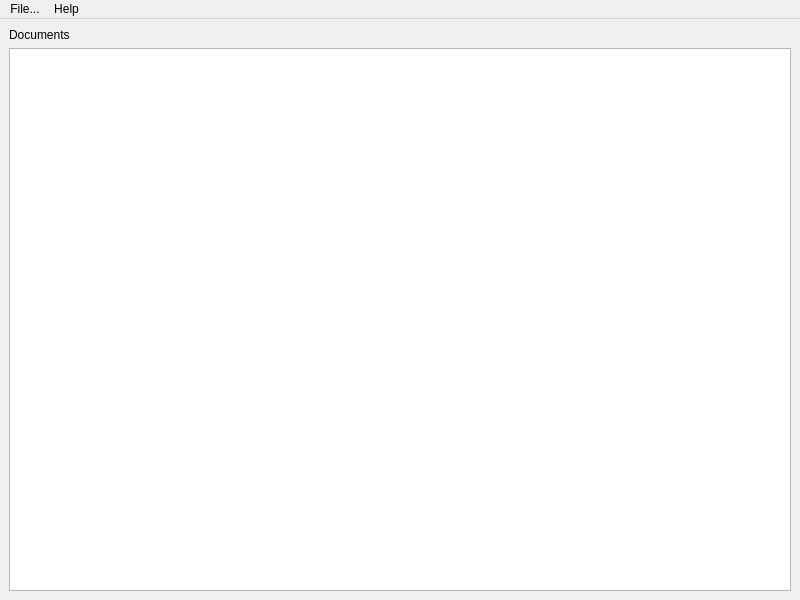
The window that ui/permute.ui (berndhs/deeptrim) describes before a commit, drawn with Qt 5.
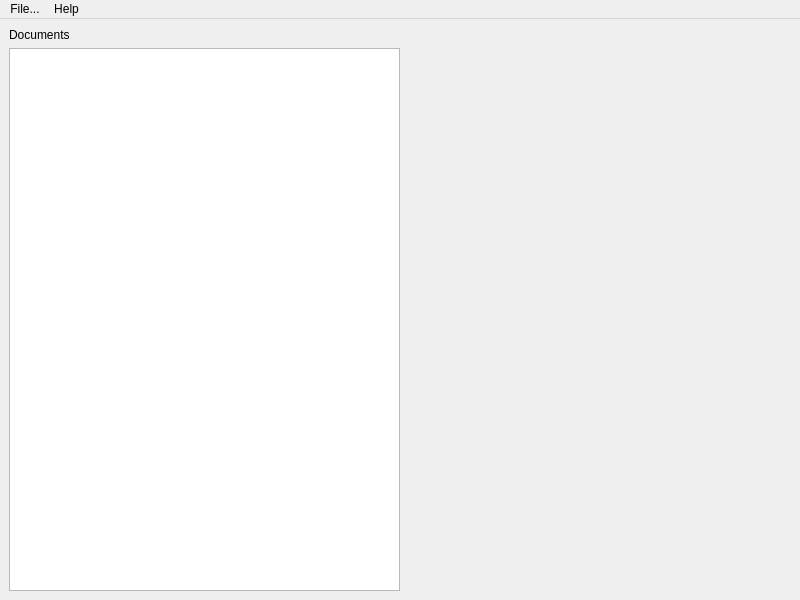
The same window after the commit. Icons and pictures are not drawn.

Commit message: better spacing, get rid of automatic New File at open

What changed in the file:
```diff
--- a/ui/permute.ui
+++ b/ui/permute.ui
@@ -37,22 +37,35 @@
     </size>
    </property>
    <layout class="QGridLayout" name="gridLayout">
+    <item row="0" column="0">
+     <widget class="QLabel" name="label">
+      <property name="text">
+       <string>Documents</string>
+      </property>
+     </widget>
+    </item>
     <item row="1" column="0">
      <widget class="QListWidget" name="titleList">
       <property name="sizePolicy">
-       <sizepolicy hsizetype="Preferred" vsizetype="Expanding">
+       <sizepolicy hsizetype="Expanding" vsizetype="Expanding">
         <horstretch>0</horstretch>
         <verstretch>0</verstretch>
        </sizepolicy>
       </property>
      </widget>
     </item>
-    <item row="0" column="0">
-     <widget class="QLabel" name="label">
-      <property name="text">
-       <string>Documents</string>
+    <item row="1" column="1">
+     <spacer name="rightSpace">
+      <property name="orientation">
+       <enum>Qt::Horizontal</enum>
       </property>
-     </widget>
+      <property name="sizeHint" stdset="0">
+       <size>
+        <width>385</width>
+        <height>20</height>
+       </size>
+      </property>
+     </spacer>
     </item>
    </layout>
   </widget>
```
The commit also changes 2 other files.
